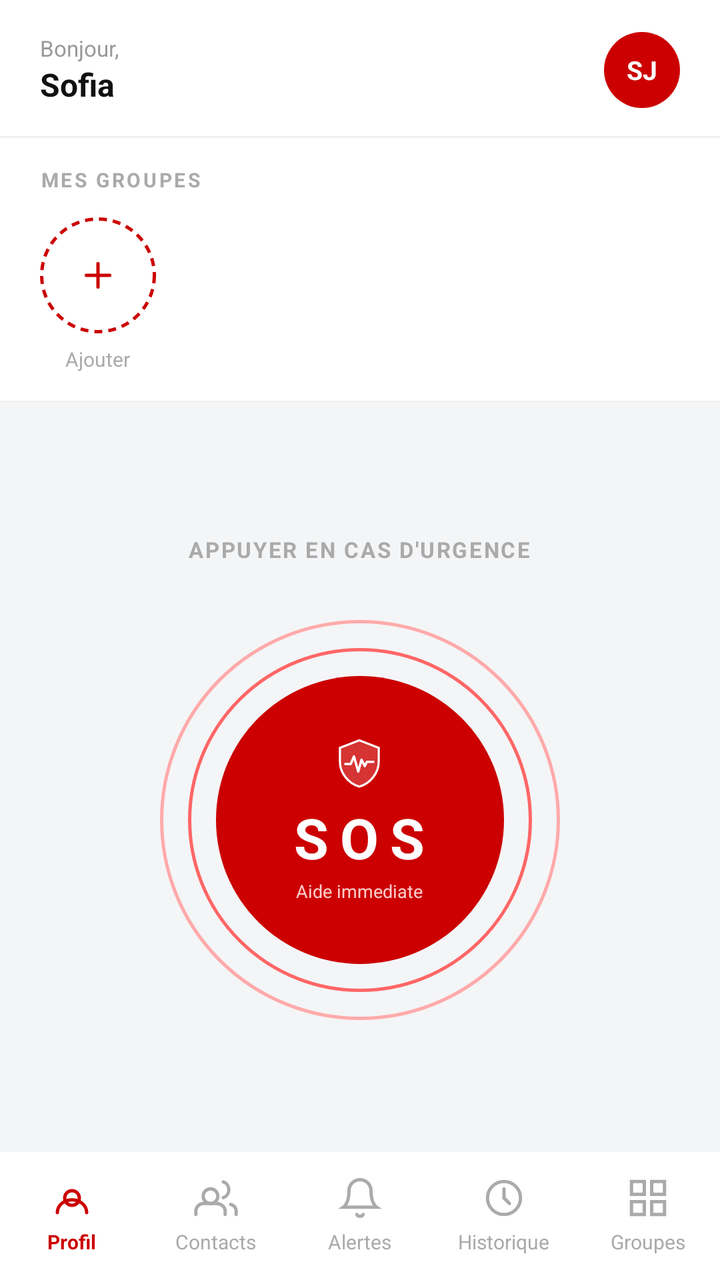
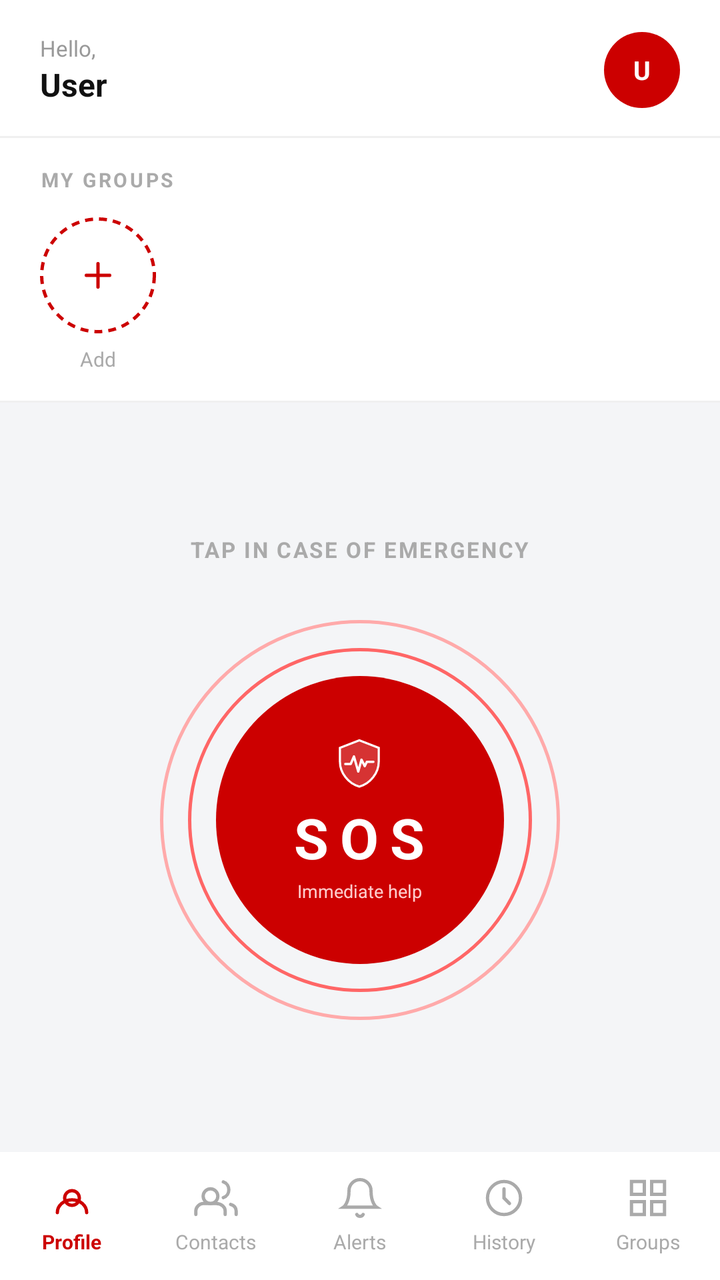

The first picture is an Android layout as it rendered before a commit; the second is the same layout after the commit. The layout source and the unified diff follow.
<!-- AndroidManifest.xml: application theme Theme.AppCompat.Light.NoActionBar -->
<!-- res/layout/activity_home.xml -->
<?xml version="1.0" encoding="utf-8"?>
<LinearLayout
    xmlns:android="http://schemas.android.com/apk/res/android"
    android:layout_width="match_parent"
    android:layout_height="match_parent"
    android:orientation="vertical"
    android:background="#F4F5F7">

    
    
    
    <LinearLayout
        android:layout_width="match_parent"
        android:layout_height="wrap_content"
        android:background="#FFFFFF"
        android:orientation="horizontal"
        android:gravity="center_vertical"
        android:paddingStart="20dp"
        android:paddingEnd="20dp"
        android:paddingTop="16dp"
        android:paddingBottom="14dp">

        <LinearLayout
            android:layout_width="0dp"
            android:layout_height="wrap_content"
            android:layout_weight="1"
            android:orientation="vertical">

            <TextView
                android:layout_width="wrap_content"
                android:layout_height="wrap_content"
                android:text="Bonjour,"
                android:textColor="#999999"
                android:textSize="11sp" />

            <TextView
                android:id="@+id/tvHomeUserName"
                android:layout_width="wrap_content"
                android:layout_height="wrap_content"
                android:text="Sofia"
                android:textColor="#111111"
                android:textSize="16sp"
                android:textStyle="bold" />
        </LinearLayout>

        
        <FrameLayout
            android:id="@+id/avatarContainer"
            android:layout_width="38dp"
            android:layout_height="38dp"
            android:background="@drawable/circle_avatar_red">

            <TextView
                android:id="@+id/tvHomeAvatarInitials"
                android:layout_width="wrap_content"
                android:layout_height="wrap_content"
                android:layout_gravity="center"
                android:text="SJ"
                android:textColor="#FFFFFF"
                android:textSize="13sp"
                android:textStyle="bold" />
        </FrameLayout>

    </LinearLayout>

    
    <View
        android:layout_width="match_parent"
        android:layout_height="1dp"
        android:background="#F0F0F0" />

    
    
    
    <LinearLayout
        android:layout_width="match_parent"
        android:layout_height="wrap_content"
        android:background="#FFFFFF"
        android:orientation="vertical"
        android:paddingTop="14dp"
        android:paddingBottom="14dp">

        <TextView
            android:layout_width="wrap_content"
            android:layout_height="wrap_content"
            android:text="MES GROUPES"
            android:textColor="#AAAAAA"
            android:textSize="10sp"
            android:textStyle="bold"
            android:letterSpacing="0.12"
            android:layout_marginStart="20dp"
            android:layout_marginBottom="12dp" />

        <HorizontalScrollView
            android:layout_width="match_parent"
            android:layout_height="wrap_content"
            android:scrollbars="none"
            android:paddingStart="20dp"
            android:paddingEnd="20dp"
            android:clipToPadding="false">

            
            <LinearLayout
                android:id="@+id/llGroupsStories"
                android:layout_width="wrap_content"
                android:layout_height="wrap_content"
                android:orientation="horizontal"
                android:gravity="center_vertical">

                
                <LinearLayout
                    android:layout_width="wrap_content"
                    android:layout_height="wrap_content"
                    android:orientation="vertical"
                    android:gravity="center_horizontal"
                    android:layout_marginEnd="14dp">

                    
                    <FrameLayout
                        android:id="@+id/btnAddGroup"
                        android:layout_width="58dp"
                        android:layout_height="58dp"
                        android:background="@drawable/circle_add_group"
                        android:layout_marginBottom="6dp"
                        android:clickable="true"
                        android:focusable="true"
                        >

                        <ImageView
                            android:layout_width="20dp"
                            android:layout_height="20dp"
                            android:layout_gravity="center"
                            android:src="@drawable/ic_add_red" />
                    </FrameLayout>

                    <TextView
                        android:layout_width="wrap_content"
                        android:layout_height="wrap_content"
                        android:text="Ajouter"
                        android:textColor="#AAAAAA"
                        android:textSize="10sp" />
                </LinearLayout>

                
                

            </LinearLayout>
        </HorizontalScrollView>
    </LinearLayout>

    
    <View
        android:layout_width="match_parent"
        android:layout_height="1dp"
        android:background="#F0F0F0" />

    
    
    
    <LinearLayout
        android:layout_width="match_parent"
        android:layout_height="0dp"
        android:layout_weight="1"
        android:orientation="vertical"
        android:gravity="center"
        android:background="#F4F5F7">

        <TextView
            android:layout_width="wrap_content"
            android:layout_height="wrap_content"
            android:text="APPUYER EN CAS D'URGENCE"
            android:textColor="#AAAAAA"
            android:textSize="11sp"
            android:textStyle="bold"
            android:letterSpacing="0.08"
            android:layout_marginBottom="28dp" />

        
        <FrameLayout
            android:id="@+id/btnHomeSos"
            android:layout_width="200dp"
            android:layout_height="200dp"
            android:background="@drawable/circle_ring_outer"
            android:clickable="true"
            android:focusable="true">

            
            <FrameLayout
                android:layout_width="172dp"
                android:layout_height="172dp"
                android:layout_gravity="center"
                android:background="@drawable/circle_ring_mid">

                
                <FrameLayout
                    android:layout_width="144dp"
                    android:layout_height="144dp"
                    android:layout_gravity="center"
                    android:background="@drawable/circle_sos_button">

                    <LinearLayout
                        android:layout_width="wrap_content"
                        android:layout_height="wrap_content"
                        android:layout_gravity="center"
                        android:orientation="vertical"
                        android:gravity="center">

                        <ImageView
                            android:layout_width="28dp"
                            android:layout_height="28dp"
                            android:src="@drawable/ic_shield_heartbeat_red"
                            android:layout_marginBottom="4dp" />

                        <TextView
                            android:layout_width="wrap_content"
                            android:layout_height="wrap_content"
                            android:text="SOS"
                            android:textColor="#FFFFFF"
                            android:textSize="28sp"
                            android:textStyle="bold"
                            android:letterSpacing="0.2" />

                        <TextView
                            android:layout_width="wrap_content"
                            android:layout_height="wrap_content"
                            android:text="Aide immediate"
                            android:textColor="#FFCCCC"
                            android:textSize="9sp"
                            android:layout_marginTop="2dp" />
                    </LinearLayout>
                </FrameLayout>
            </FrameLayout>
        </FrameLayout>

    </LinearLayout>

    
    
    
    <LinearLayout
        android:layout_width="match_parent"
        android:layout_height="64dp"
        android:background="#FFFFFF"
        android:orientation="horizontal"
        android:gravity="center_vertical">

        
        <LinearLayout
            android:id="@+id/navProfil"
            android:layout_width="0dp"
            android:layout_height="match_parent"
            android:layout_weight="1"
            android:orientation="vertical"
            android:gravity="center">

            <ImageView
                android:layout_width="22dp"
                android:layout_height="22dp"
                android:src="@drawable/ic_nav_profil_active"
                android:layout_marginBottom="4dp" />

            <TextView
                android:layout_width="wrap_content"
                android:layout_height="wrap_content"
                android:text="Profil"
                android:textColor="#CC0000"
                android:textSize="10sp"
                android:textStyle="bold" />
        </LinearLayout>

        
        <LinearLayout
            android:id="@+id/navContacts"
            android:layout_width="0dp"
            android:layout_height="match_parent"
            android:layout_weight="1"
            android:orientation="vertical"
            android:gravity="center">

            <ImageView
                android:layout_width="22dp"
                android:layout_height="22dp"
                android:src="@drawable/ic_nav_contacts"
                android:layout_marginBottom="4dp" />

            <TextView
                android:layout_width="wrap_content"
                android:layout_height="wrap_content"
                android:text="Contacts"
                android:textColor="#AAAAAA"
                android:textSize="10sp" />
        </LinearLayout>

        
        <LinearLayout
            android:id="@+id/navAlertes"
            android:layout_width="0dp"
            android:layout_height="match_parent"
            android:layout_weight="1"
            android:orientation="vertical"
            android:gravity="center">

            <FrameLayout
                android:layout_width="wrap_content"
                android:layout_height="wrap_content"
                android:layout_marginBottom="4dp">

                <ImageView
                    android:layout_width="22dp"
                    android:layout_height="22dp"
                    android:src="@drawable/ic_nav_notif" />

                
                <View
                    android:id="@+id/badgeNotif"
                    android:layout_width="8dp"
                    android:layout_height="8dp"
                    android:layout_gravity="top|end"
                    android:layout_marginTop="-1dp"
                    android:layout_marginEnd="-1dp"
                    android:background="@drawable/circle_red_dot"
                    android:visibility="gone" />
            </FrameLayout>

            <TextView
                android:layout_width="wrap_content"
                android:layout_height="wrap_content"
                android:text="Alertes"
                android:textColor="#AAAAAA"
                android:textSize="10sp" />
        </LinearLayout>

        
        <LinearLayout
            android:id="@+id/navHistory"
            android:layout_width="0dp"
            android:layout_height="match_parent"
            android:layout_weight="1"
            android:orientation="vertical"
            android:gravity="center">

            <ImageView
                android:layout_width="22dp"
                android:layout_height="22dp"
                android:src="@drawable/ic_nav_history"
                android:layout_marginBottom="4dp" />

            <TextView
                android:layout_width="wrap_content"
                android:layout_height="wrap_content"
                android:text="Historique"
                android:textColor="#AAAAAA"
                android:textSize="10sp" />
        </LinearLayout>

        
        <LinearLayout
            android:id="@+id/navGroupes"
            android:layout_width="0dp"
            android:layout_height="match_parent"
            android:layout_weight="1"
            android:orientation="vertical"
            android:gravity="center">

            <ImageView
                android:layout_width="22dp"
                android:layout_height="22dp"
                android:src="@drawable/ic_nav_groupes"
                android:layout_marginBottom="4dp" />

            <TextView
                android:layout_width="wrap_content"
                android:layout_height="wrap_content"
                android:text="Groupes"
                android:textColor="#AAAAAA"
                android:textSize="10sp" />
        </LinearLayout>

    </LinearLayout>

</LinearLayout>
<!-- resources referenced by this layout -->
<resources>
  <!-- drawable circle_add_group (drawable) -->
  <?xml version="1.0" encoding="utf-8"?>
  <shape xmlns:android="http://schemas.android.com/apk/res/android"
      android:shape="oval">
      <solid android:color="#FFFFFF" />
      <stroke android:width="1.5dp" android:color="#CC0000" android:dashWidth="4dp" android:dashGap="3dp" />
      <size android:width="58dp" android:height="58dp" />
  </shape>
  <!-- drawable circle_avatar_red (drawable) -->
  <?xml version="1.0" encoding="utf-8"?>
  <shape xmlns:android="http://schemas.android.com/apk/res/android"
      android:shape="oval">
      <solid android:color="#CC0000" />
      <size android:width="38dp" android:height="38dp" />
  </shape>
  <!-- drawable circle_red_dot (drawable) -->
  <?xml version="1.0" encoding="utf-8"?>
  <shape xmlns:android="http://schemas.android.com/apk/res/android"
      android:shape="oval">
      <solid android:color="#E53935" />
      <size android:width="8dp" android:height="8dp" />
  </shape>
  <!-- drawable circle_ring_mid (drawable) -->
  <?xml version="1.0" encoding="utf-8"?>
  <shape xmlns:android="http://schemas.android.com/apk/res/android"
      android:shape="oval">
      <solid android:color="#00000000" />
      <stroke android:width="1.5dp" android:color="#FF6666" />
      <size android:width="172dp" android:height="172dp" />
  </shape>
  <!-- drawable circle_ring_outer (drawable) -->
  <?xml version="1.0" encoding="utf-8"?>
  <shape xmlns:android="http://schemas.android.com/apk/res/android"
      android:shape="oval">
      <solid android:color="#00000000" />
      <stroke android:width="1.5dp" android:color="#FFAAAA" />
      <size android:width="200dp" android:height="200dp" />
  </shape>
  <!-- drawable circle_sos_button (drawable) -->
  <?xml version="1.0" encoding="utf-8"?>
  <selector xmlns:android="http://schemas.android.com/apk/res/android">
      <item android:state_pressed="true">
          <shape android:shape="oval">
              <solid android:color="#AA0000" />
              <size android:width="144dp" android:height="144dp" />
          </shape>
      </item>
      <item>
          <shape android:shape="oval">
              <solid android:color="#CC0000" />
              <size android:width="144dp" android:height="144dp" />
          </shape>
      </item>
  </selector>
  <!-- drawable ic_add_red (drawable) -->
  <?xml version="1.0" encoding="utf-8"?>
  <vector xmlns:android="http://schemas.android.com/apk/res/android"
      android:width="20dp"
      android:height="20dp"
      android:viewportWidth="24"
      android:viewportHeight="24">
      <path
          android:fillColor="#00000000"
          android:strokeColor="#CC0000"
          android:strokeWidth="2"
          android:strokeLineCap="round"
          android:pathData="M12,5 L12,19 M5,12 L19,12" />
  </vector>
  <!-- unchanged entries left out for length: 6 -->
</resources>

<!-- the commit's change to res/layout/activity_home.xml (unified diff, before → after) -->
@@ -29,7 +29,7 @@
             <TextView
                 android:layout_width="wrap_content"
                 android:layout_height="wrap_content"
-                android:text="Bonjour,"
+                android:text="@string/home_greeting"
                 android:textColor="#999999"
                 android:textSize="11sp" />
 
@@ -37,7 +37,7 @@
                 android:id="@+id/tvHomeUserName"
                 android:layout_width="wrap_content"
                 android:layout_height="wrap_content"
-                android:text="Sofia"
+                android:text="@string/home_user_name_placeholder"
                 android:textColor="#111111"
                 android:textSize="16sp"
                 android:textStyle="bold" />
@@ -55,7 +55,7 @@
                 android:layout_width="wrap_content"
                 android:layout_height="wrap_content"
                 android:layout_gravity="center"
-                android:text="SJ"
+                android:text="@string/home_user_initials_placeholder"
                 android:textColor="#FFFFFF"
                 android:textSize="13sp"
                 android:textStyle="bold" />
@@ -83,7 +83,7 @@
         <TextView
             android:layout_width="wrap_content"
             android:layout_height="wrap_content"
-            android:text="MES GROUPES"
+            android:text="@string/home_my_groups"
             android:textColor="#AAAAAA"
             android:textSize="10sp"
             android:textStyle="bold"
@@ -136,7 +136,7 @@
                     <TextView
                         android:layout_width="wrap_content"
                         android:layout_height="wrap_content"
-                        android:text="Ajouter"
+                        android:text="@string/home_add"
                         android:textColor="#AAAAAA"
                         android:textSize="10sp" />
                 </LinearLayout>
@@ -168,7 +168,7 @@
         <TextView
             android:layout_width="wrap_content"
             android:layout_height="wrap_content"
-            android:text="APPUYER EN CAS D'URGENCE"
+            android:text="@string/contact_emergency_prompt"
             android:textColor="#AAAAAA"
             android:textSize="11sp"
             android:textStyle="bold"
@@ -214,7 +214,7 @@
                         <TextView
                             android:layout_width="wrap_content"
                             android:layout_height="wrap_content"
-                            android:text="SOS"
+                            android:text="@string/group_sos"
                             android:textColor="#FFFFFF"
                             android:textSize="28sp"
                             android:textStyle="bold"
@@ -223,7 +223,7 @@
                         <TextView
                             android:layout_width="wrap_content"
                             android:layout_height="wrap_content"
-                            android:text="Aide immediate"
+                            android:text="@string/group_sos_help"
                             android:textColor="#FFCCCC"
                             android:textSize="9sp"
                             android:layout_marginTop="2dp" />
@@ -262,7 +262,7 @@
             <TextView
                 android:layout_width="wrap_content"
                 android:layout_height="wrap_content"
-                android:text="Profil"
+                android:text="@string/nav_profile"
                 android:textColor="#CC0000"
                 android:textSize="10sp"
                 android:textStyle="bold" />
@@ -286,7 +286,7 @@
             <TextView
                 android:layout_width="wrap_content"
                 android:layout_height="wrap_content"
-                android:text="Contacts"
+                android:text="@string/nav_contacts"
                 android:textColor="#AAAAAA"
                 android:textSize="10sp" />
         </LinearLayout>
@@ -325,7 +325,7 @@
             <TextView
                 android:layout_width="wrap_content"
                 android:layout_height="wrap_content"
-                android:text="Alertes"
+                android:text="@string/nav_alerts"
                 android:textColor="#AAAAAA"
                 android:textSize="10sp" />
         </LinearLayout>
@@ -348,7 +348,7 @@
             <TextView
                 android:layout_width="wrap_content"
                 android:layout_height="wrap_content"
-                android:text="Historique"
+                android:text="@string/nav_history"
                 android:textColor="#AAAAAA"
                 android:textSize="10sp" />
         </LinearLayout>
@@ -371,7 +371,7 @@
             <TextView
                 android:layout_width="wrap_content"
                 android:layout_height="wrap_content"
-                android:text="Groupes"
+                android:text="@string/nav_groups"
                 android:textColor="#AAAAAA"
                 android:textSize="10sp" />
         </LinearLayout>
<!-- resource entries referenced after the edit -->
@@ -68,6 +68,19 @@
           android:strokeLineCap="round"
           android:pathData="M12,5 L12,19 M5,12 L19,12" />
   </vector>
+  <string name="contact_emergency_prompt">TAP IN CASE OF EMERGENCY</string>
+  <string name="group_sos">SOS</string>
+  <string name="group_sos_help">Immediate help</string>
+  <string name="home_add">Add</string>
+  <string name="home_greeting">Hello,</string>
+  <string name="home_my_groups">MY GROUPS</string>
+  <string name="home_user_initials_placeholder">U</string>
+  <string name="home_user_name_placeholder">User</string>
+  <string name="nav_alerts">Alerts</string>
+  <string name="nav_contacts">Contacts</string>
+  <string name="nav_groups">Groups</string>
+  <string name="nav_history">History</string>
+  <string name="nav_profile">Profile</string>
   <!-- unchanged entries left out for length: 6 -->
 </resources>
 
